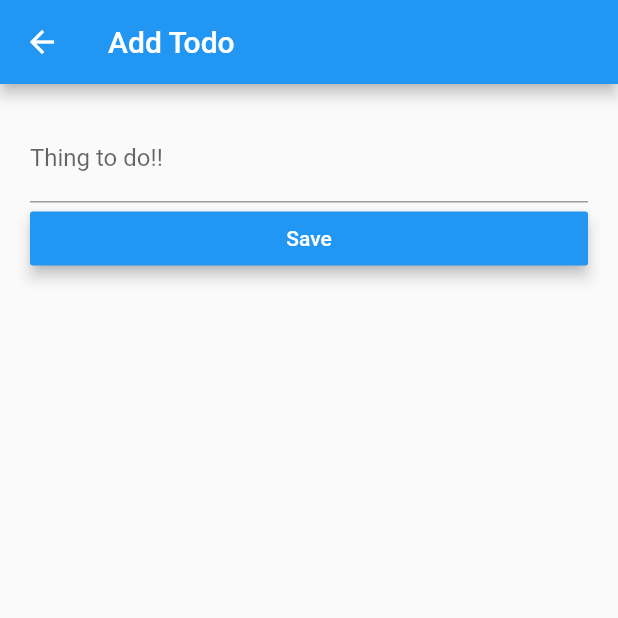
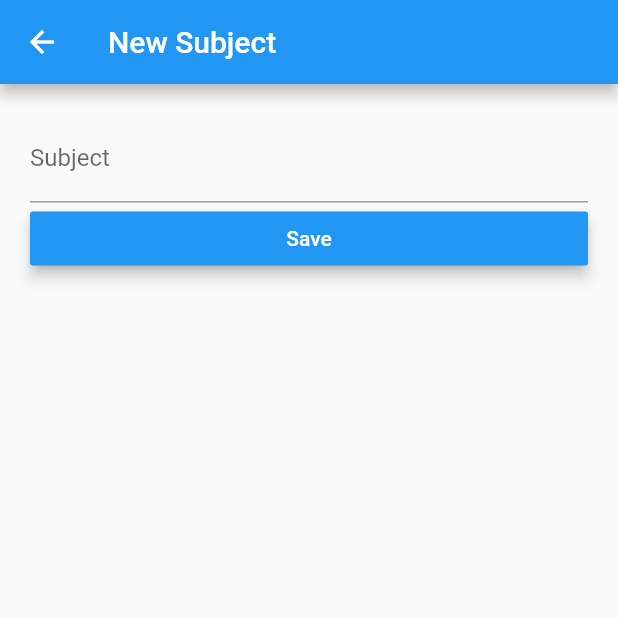
Before and after one commit to RawitSHIE/flutter_assignment02, a Flutter app: the screen it shows after launch, after a tap on the "add" icon, on a phone screen of 412 x 824 dp, the top half of it. Run offline on Flutter 3.47's test engine with Material 2 defaults, Android fonts, the phone set to English and light mode, and no system bars; our stand-ins replace sqflite; accounts and stored records are empty.

```diff
--- a/lib/model/todo.dart
+++ b/lib/model/todo.dart
@@ -6,7 +6,7 @@ import 'dart:async';
 import 'dart:io';
 
 final String _tableName = "todo";
-final String _columnId = "id";
+final String _columnId = "_id";
 final String _columnTitle = "title";
 final String _columnDone = "done";
 
--- a/lib/ui/home.dart
+++ b/lib/ui/home.dart
@@ -44,7 +44,16 @@ class TodolistState extends State {
             itemCount: snapshot.data.length,
             itemBuilder: (BuildContext context, int index) {
               Todo item = snapshot.data[index];
-              return customCheckBox(item: item, index: index);
+              return Card(
+                child: Column(
+                  children: <Widget>[
+                    customCheckBox(item: item, index: index),
+                    // Divider(
+                    //   color: Colors.black,
+                    // )
+                  ],
+                ),
+              );
             },
           );
         } else {
@@ -81,7 +90,7 @@ class TodolistState extends State {
     // TODO: implement build
     return Scaffold(
       appBar: AppBar(
-        title: Text("Todo List"),
+        title: Text("Todo"),
         actions: <Widget>[topbar[_index]],
       ),
       body: Center(child: _children[_index]),
--- a/lib/ui/listadd.dart
+++ b/lib/ui/listadd.dart
@@ -18,7 +18,7 @@ class AddlistState extends State {
     // TODO: implement build
     return Scaffold(
         appBar: AppBar(
-          title: Text("Add Todo"),
+          title: Text("New Subject"),
         ),
         body: Form(
           key: _formKey,
@@ -27,7 +27,7 @@ class AddlistState extends State {
               TextFormField(
                 controller: _title,
                 decoration: InputDecoration(
-                  labelText: "Thing to do!!",
+                  labelText: "Subject",
                   hintText: "Keep Track your tasks.",
                 ),
                 keyboardType: TextInputType.text,
```
